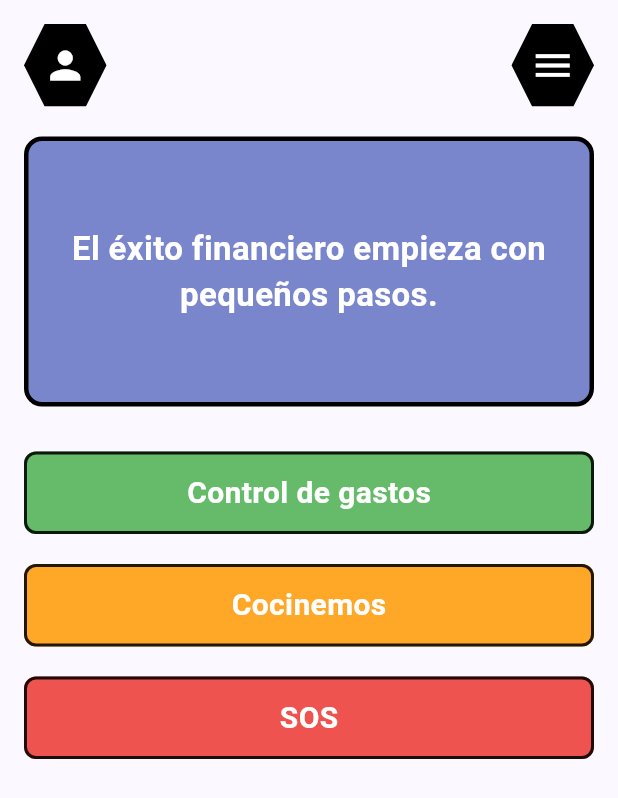
After one commit to CristinaEuan/ForaneoPro, a Flutter app: the PrincipalPag screen opened directly, on a phone screen of 412 x 824 dp. The commit adds this screen. Shown: the top 798 px of the screen. Run offline on Flutter 3.47's test engine with Material 3 defaults, Android fonts, the phone set to English and light mode, and no system bars.

Commit message:
Mensaje descriptivo de mis cambios

```diff
--- a/lib/main.dart
+++ b/lib/main.dart
@@ -1,5 +1,6 @@
 import 'package:flutter/material.dart';
 import 'register_screen.dart'; //
+import 'principalpag.dart';
 
 void main() {
   runApp(const MyApp());
@@ -194,7 +195,7 @@ class _RegisterPageState extends State<RegisterPage> {
                               )
                             : const Padding(
                                 padding: EdgeInsets.symmetric(vertical: 14),
-                                child: Text('Enviar'),
+                                child: Text('iniciar sesión'),
                               ),
                       ),
                     ),
--- /dev/null
+++ b/lib/principalpag.dart
@@ -0,0 +1,187 @@
+import 'package:flutter/material.dart';
+
+class PrincipalPag extends StatelessWidget {
+  const PrincipalPag({super.key});
+
+  @override
+  Widget build(BuildContext context) {
+    return Scaffold(
+      body: SafeArea(
+        child: Container(
+          padding: const EdgeInsets.all(16),
+          child: Column(
+            crossAxisAlignment: CrossAxisAlignment.stretch,
+            children: [
+
+              // -----------------------
+              //     BARRA SUPERIOR
+              // -----------------------
+              Row(
+                mainAxisAlignment: MainAxisAlignment.spaceBetween,
+                children: [
+                  _hexagonButton(
+                    icon: Icons.person,
+                    onTap: () {},
+                  ),
+                  _hexagonButton(
+                    icon: Icons.menu,
+                    onTap: () {},
+                  ),
+                ],
+              ),
+
+              const SizedBox(height: 20),
+
+              // -----------------------
+              //    FRASE MOTIVADORA
+              // -----------------------
+              Container(
+                height: 180,
+                decoration: BoxDecoration(
+                  color: Colors.indigo.shade300,
+                  borderRadius: BorderRadius.circular(12),
+                  border: Border.all(width: 3),
+                ),
+                alignment: Alignment.center,
+                child: const Padding(
+                  padding: EdgeInsets.all(12),
+                  child: Text(
+                    "El éxito financiero empieza con pequeños pasos.",
+                    textAlign: TextAlign.center,
+                    style: TextStyle(
+                      color: Colors.white,
+                      fontSize: 22,
+                      fontWeight: FontWeight.bold,
+                    ),
+                  ),
+                ),
+              ),
+
+              const SizedBox(height: 30),
+
+              // -----------------------
+              //  RECTÁNGULO 1 – GASTOS
+              // -----------------------
+              _rectButton(
+                context,
+                text: "Control de gastos",
+                color: Colors.green.shade400,
+                onTap: () {
+                  // Navegación
+                  Navigator.push(
+                    context,
+                    MaterialPageRoute(builder: (_) => const Placeholder()),
+                  );
+                },
+              ),
+
+              const SizedBox(height: 20),
+
+              // -----------------------
+              //  RECTÁNGULO 2 – COCINEMOS
+              // -----------------------
+              _rectButton(
+                context,
+                text: "Cocinemos",
+                color: Colors.orange.shade400,
+                onTap: () {
+                  Navigator.push(
+                    context,
+                    MaterialPageRoute(builder: (_) => const Placeholder()),
+                  );
+                },
+              ),
+
+              const SizedBox(height: 20),
+
+              // -----------------------
+              //  RECTÁNGULO 3 – SOS
+              // -----------------------
+              _rectButton(
+                context,
+                text: "SOS",
+                color: Colors.red.shade400,
+                onTap: () {
+                  Navigator.push(
+                    context,
+                    MaterialPageRoute(builder: (_) => const Placeholder()),
+                  );
+                },
+              ),
+            ],
+          ),
+        ),
+      ),
+    );
+  }
+
+  // ===================================
+  //     WIDGET: BOTÓN HEXAGONAL
+  // ===================================
+  Widget _hexagonButton({required IconData icon, required VoidCallback onTap}) {
+    return GestureDetector(
+      onTap: onTap,
+      child: ClipPath(
+        clipper: _HexagonClipper(),
+        child: Container(
+          width: 55,
+          height: 55,
+          color: Colors.black,
+          child: Icon(icon, color: Colors.white, size: 30),
+        ),
+      ),
+    );
+  }
+
+  // ===================================
+  //     WIDGET: RECTÁNGULO BOTÓN
+  // ===================================
+  Widget _rectButton(BuildContext context,
+      {required String text,
+      required Color color,
+      required VoidCallback onTap}) {
+    return GestureDetector(
+      onTap: onTap,
+      child: Container(
+        height: 55,
+        decoration: BoxDecoration(
+          color: color,
+          borderRadius: BorderRadius.circular(8),
+          border: Border.all(width: 2, color: Colors.black87),
+        ),
+        alignment: Alignment.center,
+        child: Text(
+          text,
+          style: const TextStyle(
+            color: Colors.white,
+            fontSize: 20,
+            fontWeight: FontWeight.bold,
+          ),
+        ),
+      ),
+    );
+  }
+}
+
+// ======================================
+//     CLIPPER PARA FORMAR HEXÁGONOS
+// ======================================
+class _HexagonClipper extends CustomClipper<Path> {
+  @override
+  Path getClip(Size size) {
+    final w = size.width;
+    final h = size.height;
+
+    return Path()
+      ..moveTo(w * 0.25, 0)
+      ..lineTo(w * 0.75, 0)
+      ..lineTo(w, h * 0.5)
+      ..lineTo(w * 0.75, h)
+      ..lineTo(w * 0.25, h)
+      ..lineTo(0, h * 0.5)
+      ..close();
+  }
+
+  @override
+  bool shouldReclip(CustomClipper<Path> oldClipper) => false;
+}
--- a/lib/register_screen.dart
+++ b/lib/register_screen.dart
@@ -20,6 +20,7 @@ class _RegisterScreenState extends State<RegisterScreen> {
   bool _obscureConfirmPassword = true;
 
   @override
+
   Widget build(BuildContext context) {
     return Scaffold(
       appBar: AppBar(
```
